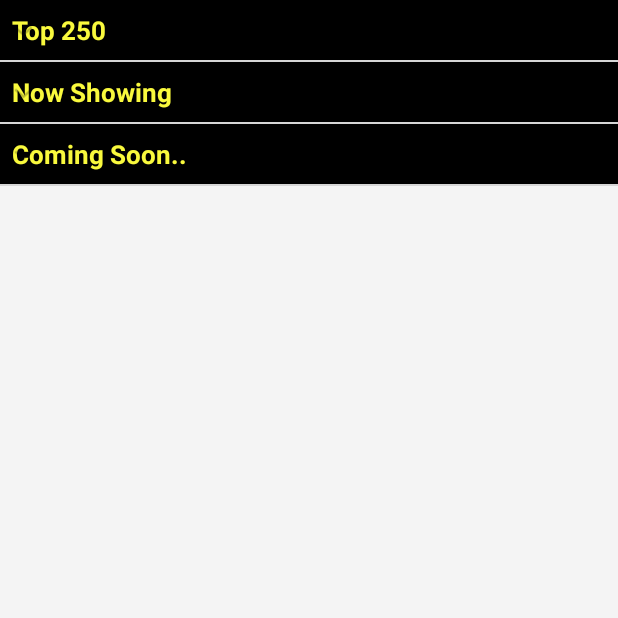
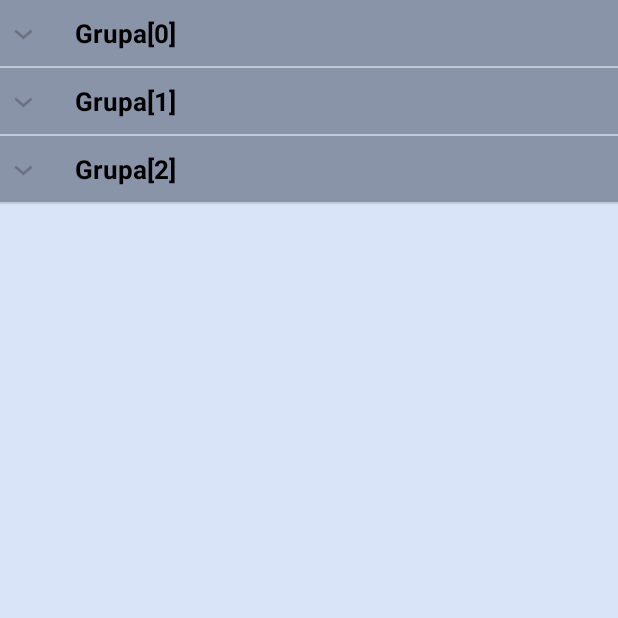
Before and after one commit to waraczynski/iSysClient, an Android app: the MainActivity screen opened directly, with no data from a screen before it, on a phone screen of 412 x 824 dp, the top half of it. Run offline under Robolectric (Android 15) with nearby library versions, the phone set to English and light mode, and no system bars; 4 statements that could not run were skipped.

Commit message:
Ostatnie zmiany z baans

```diff
--- a/app/src/main/java/com/waraczynski/isysclient/MainActivity.java
+++ b/app/src/main/java/com/waraczynski/isysclient/MainActivity.java
@@ -20,9 +20,11 @@ import android.widget.Toast;
 
 // e    xtends ActionBarActivity
 public class MainActivity extends Activity  {
+    iSysMenuData iSysMenu;
     ExpandableListAdapter modules_list_adapter;
     ExpandableListView modules_list_view;
     List<String> modules_list_groups;
+    List<String> group_items;
     HashMap<String, List<String>> modules_list_items;
 
     @Override
@@ -33,7 +35,6 @@ public class MainActivity extends Activity  {
         // get the listview
         modules_list_view = (ExpandableListView) findViewById(R.id.modules_list_view);
 
-        // preparing list data
         prepareListData();
 
         modules_list_adapter = new ExpandableListAdapter(this, modules_list_groups, modules_list_items);
@@ -46,39 +47,18 @@ public class MainActivity extends Activity  {
         modules_list_groups = new ArrayList<String>();
         modules_list_items = new HashMap<String, List<String>>();
 
-        // Adding child data
-        modules_list_groups.add("Top 250");
-        modules_list_groups.add("Now Showing");
-        modules_list_groups.add("Coming Soon..");
+        iSysMenu = new iSysMenuData();
+        iSysMenu.getJSONFromUrl("http://isys.waraczynski.com/Android/integration.php");
 
-        // Adding child data
-        List<String> top250 = new ArrayList<String>();
-        top250.add("The Shawshank Redemption");
-        top250.add("The Godfather");
-        top250.add("The Godfather: Part II");
-        top250.add("Pulp Fiction");
-        top250.add("The Good, the Bad and the Ugly");
-        top250.add("The Dark Knight");
-        top250.add("12 Angry Men");
+        for (int i = 0;i<3;i++) {
+            modules_list_groups.add("Grupa["+i+"]");
 
-        List<String> nowShowing = new ArrayList<String>();
-        nowShowing.add("The Conjuring");
-        nowShowing.add("Despicable Me 2");
-        nowShowing.add("Turbo");
-        nowShowing.add("Grown Ups 2");
-        nowShowing.add("Red 2");
-        nowShowing.add("The Wolverine");
-
-        List<String> comingSoon = new ArrayList<String>();
-        comingSoon.add("2 Guns");
-        comingSoon.add("The Smurfs 2");
-        comingSoon.add("The Spectacular Now");
-        comingSoon.add("The Canyons");
-        comingSoon.add("Europa Report");
-
-        modules_list_items.put(modules_list_groups.get(0), top250);
-        modules_list_items.put(modules_list_groups.get(1), nowShowing);
-        modules_list_items.put(modules_list_groups.get(2), comingSoon);
+            group_items = new ArrayList<String>();
+            for (int j = 0;j<5;j++) {
+                group_items.add("Pozycja[" + i + "," + j + "]");
+            }
+            modules_list_items.put(modules_list_groups.get(i), group_items);
+        }
     }
 
     @Override
--- /dev/null
+++ b/app/src/main/java/com/waraczynski/isysclient/iSysMenuData.java
@@ -0,0 +1,67 @@
+package com.waraczynski.isysclient;
+
+import android.util.Log;
+
+import org.apache.http.HttpEntity;
+import org.apache.http.HttpResponse;
+import org.apache.http.client.ClientProtocolException;
+import org.apache.http.client.methods.HttpPost;
+import org.apache.http.impl.client.DefaultHttpClient;
+import org.json.JSONException;
+import org.json.JSONObject;
+import java.io.BufferedReader;
+import java.io.IOException;
+import java.io.InputStream;
+import java.io.InputStreamReader;
+import java.io.UnsupportedEncodingException;
+import java.net.HttpURLConnection;
+
+public class iSysMenuData {
+    static InputStream is = null;
+    static JSONObject jObj = null;
+    static String json = "";
+
+    public JSONObject getJSONFromUrl(String url) {
+         try {
+
+                HttpURLConnection // jest bardziej aktualne
+                DefaultHttpClient httpClient = new DefaultHttpClient();
+                HttpPost httpPost = new HttpPost(url);
+
+                HttpResponse httpResponse = httpClient.execute(httpPost);
+                HttpEntity httpEntity = httpResponse.getEntity();
+                is = httpEntity.getContent();
+
+            } catch (UnsupportedEncodingException e) {
+                e.printStackTrace();
+            } catch (IOException e) {
+                e.printStackTrace();
+            }
+
+            try {
+                BufferedReader reader = new BufferedReader(new InputStreamReader(
+                        is, "iso-8859-1"), 8);
+                StringBuilder sb = new StringBuilder();
+                String line = null;
+                while ((line = reader.readLine()) != null) {
+                    sb.append(line);
+                }
+                is.close();
+                json = sb.toString();
+            } catch (Exception e) {
+                Log.e("Buffer Error", "Error converting result " + e.toString());
+            }
+
+            // try parse the string to a JSON object
+            try {
+                jObj = new JSONObject(json);
+            } catch (JSONException e) {
+                Log.e("JSON Parser", "Error parsing data " + e.toString());
+            }
+
+            // return JSON String
+            return jObj;
+
+        }
+    }
+}
--- a/app/src/main/res/layout/activity_main.xml
+++ b/app/src/main/res/layout/activity_main.xml
@@ -2,7 +2,7 @@
     android:layout_width="fill_parent"
     android:layout_height="fill_parent"
     android:orientation="vertical"
-    android:background="#f4f4f4" >
+    android:background="#DAE4F8" >
 
     <ExpandableListView
         android:id="@+id/modules_list_view"
--- a/app/src/main/res/layout/modules_list_group.xml
+++ b/app/src/main/res/layout/modules_list_group.xml
@@ -3,15 +3,17 @@
     android:layout_width="fill_parent"
     android:layout_height="wrap_content"
     android:orientation="vertical"
-    android:padding="8dp"
-    android:background="#000000">
+    android:background="#8A94A8">
 
 
     <TextView
         android:id="@+id/modules_list_group_name"
         android:layout_width="fill_parent"
         android:layout_height="wrap_content"
-        android:textSize="17dp"
-        android:textColor="#f9f93d" />
+        android:textSize="17dip"
+        android:textColor="#000000"
+        android:paddingLeft="50dp"
+        android:paddingTop="10dp"
+        android:paddingBottom="10dp" />
 
 </LinearLayout>
--- a/app/src/main/res/layout/modules_list_item.xml
+++ b/app/src/main/res/layout/modules_list_item.xml
@@ -2,14 +2,16 @@
 <LinearLayout xmlns:android="http://schemas.android.com/apk/res/android"
     android:layout_width="match_parent"
     android:layout_height="55dip"
-    android:orientation="vertical" >
+    android:orientation="vertical"
+    android:background="#DAE4F8">
 
     <TextView
         android:id="@+id/modules_list_item_name"
         android:layout_width="fill_parent"
         android:layout_height="wrap_content"
         android:textSize="17dip"
-        android:paddingTop="5dp"
-        android:paddingBottom="5dp"/>
+        android:paddingLeft="50dp"
+        android:paddingTop="10dp"
+        android:paddingBottom="10dp"/>
 
 </LinearLayout>
```
